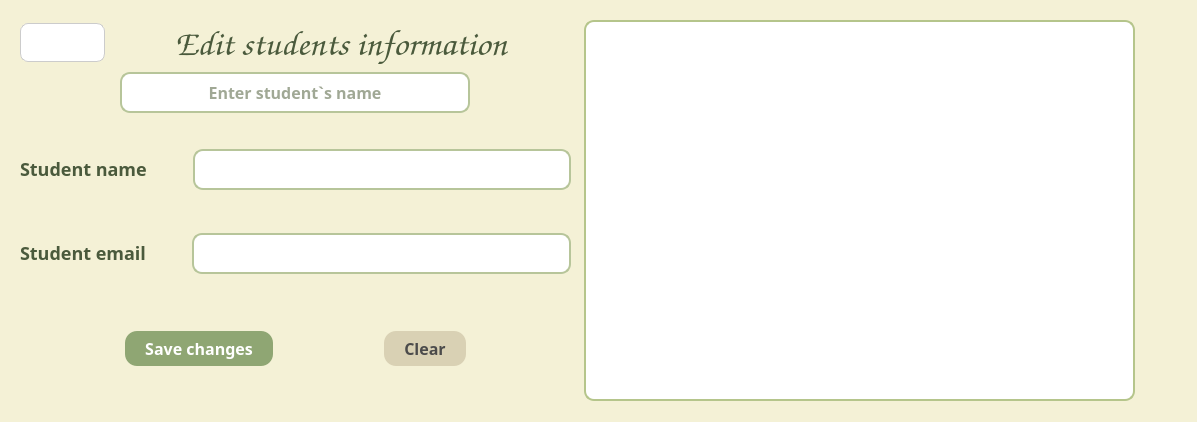
This is editstudentinformation.ui in sofiiahaman/OOP-Project as Qt 5 draws it before an edit. The edited form follows.
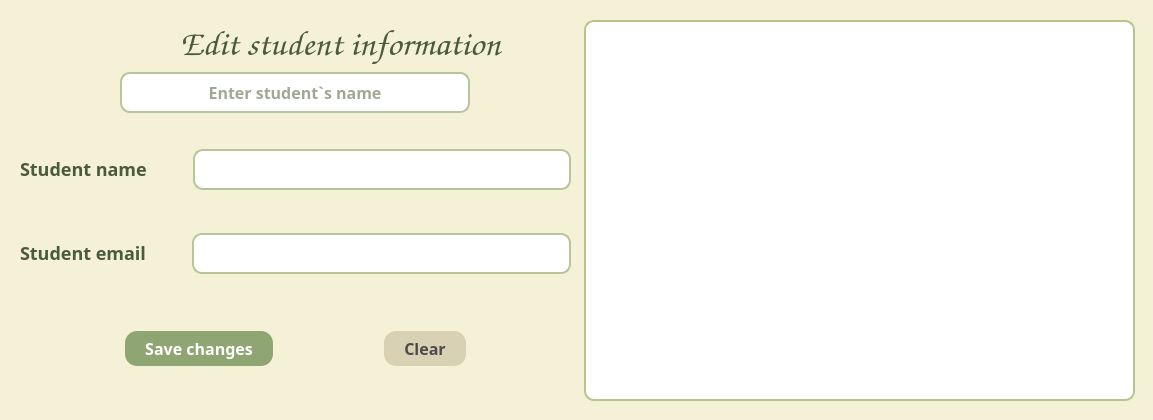
This is the edited form. Icons and pictures are not drawn.

Commit message: Add functionality for student user

The edit to the form file:
```diff
--- a/editstudentinformation.ui
+++ b/editstudentinformation.ui
@@ -6,8 +6,8 @@
    <rect>
     <x>0</x>
     <y>0</y>
-    <width>1197</width>
-    <height>422</height>
+    <width>1153</width>
+    <height>420</height>
    </rect>
   </property>
   <property name="windowTitle">
@@ -84,21 +84,15 @@
     background-color: #8fa673;
 }
 
-/* ---------- BACK BUTTON ---------- */
+/* BACK BUTTON */
 #goBackButton {
     background: transparent;
     border: none;
-    font-size: 22px;
-    color: #4a5a3c;
-    padding: 4px 10px;
+    color: #42522b;
+    font-size: 16px;
 }
-
-#goBackButton:hover {
-    color: #7c9265;
-}
-
-#goBackButton:pressed {
-    color: #6b8058;
+QPushButton#goBackButton:hover {
+    background-color: #d7d9c6;
 }
 
 /* ======== TABLE VIEW ======== */
@@ -175,37 +169,11 @@
             <layout class="QHBoxLayout" name="horizontalLayout">
              <item>
               <widget class="QPushButton" name="goBackButton">
-               <property name="enabled">
-                <bool>true</bool>
-               </property>
-               <property name="minimumSize">
-                <size>
-                 <width>0</width>
-                 <height>0</height>
-                </size>
-               </property>
-               <property name="maximumSize">
-                <size>
-                 <width>100</width>
-                 <height>16777215</height>
-                </size>
-               </property>
-               <property name="styleSheet">
-                <string notr="true">#goBackButton {
-    background-color: white;     /* білий фон */
-    color: #333333;              /* темно-сірий текст */
-    border: 1px solid #cccccc;   /* легка сіра рамка */
-    border-radius: 8px;          /* заокруглені кути */
-    padding: 6px 12px;           /* відступи */
-}
-
-#goBackButton:hover {
-    background-color: #f2f2f2;   /* трохи темніший при наведенні */
-}
-
-#goBackButton:pressed {
-    background-color: #e6e6e6;   /* ще темніший при натисканні */
-}</string>
+               <property name="sizePolicy">
+                <sizepolicy hsizetype="Fixed" vsizetype="Fixed">
+                 <horstretch>0</horstretch>
+                 <verstretch>0</verstretch>
+                </sizepolicy>
                </property>
                <property name="text">
                 <string/>
@@ -245,7 +213,7 @@
                 </font>
                </property>
                <property name="text">
-                <string>Edit students information</string>
+                <string>Edit student information</string>
                </property>
                <property name="alignment">
                 <set>Qt::AlignmentFlag::AlignCenter</set>
```
Left out of the diff: 2 changed lines with no effect on the pictures. The commit also changes 16 other files.
